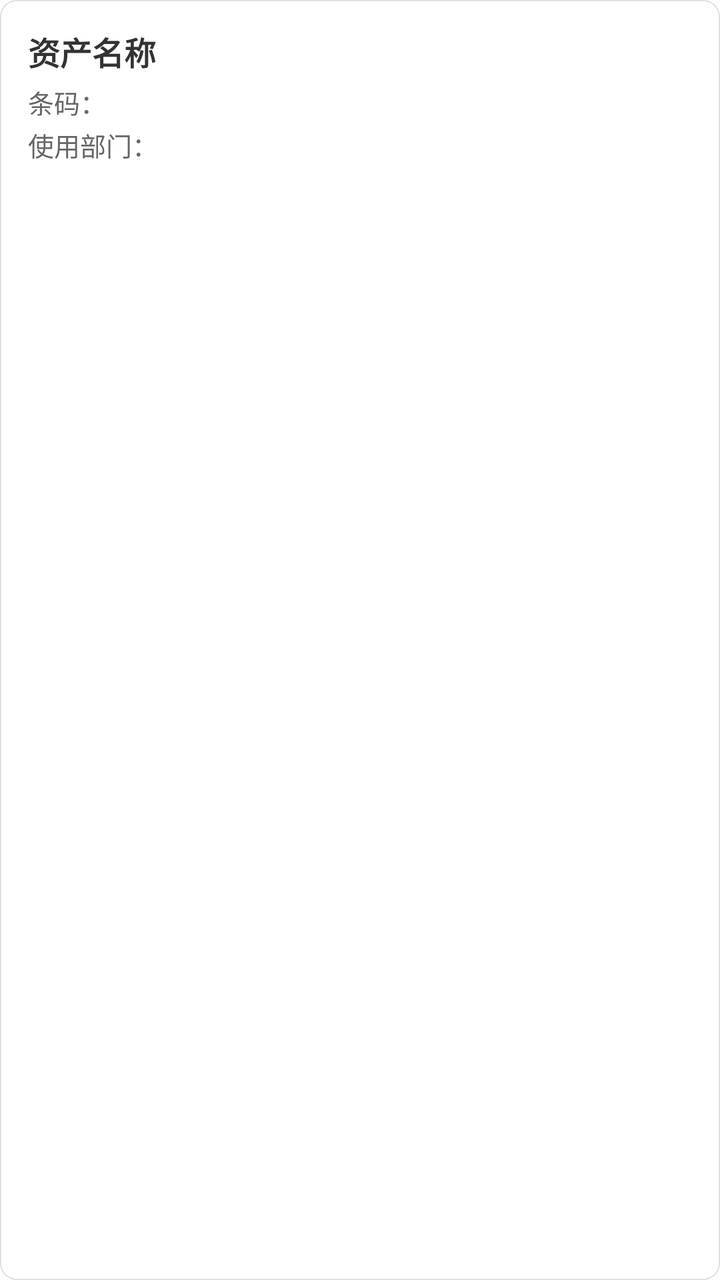
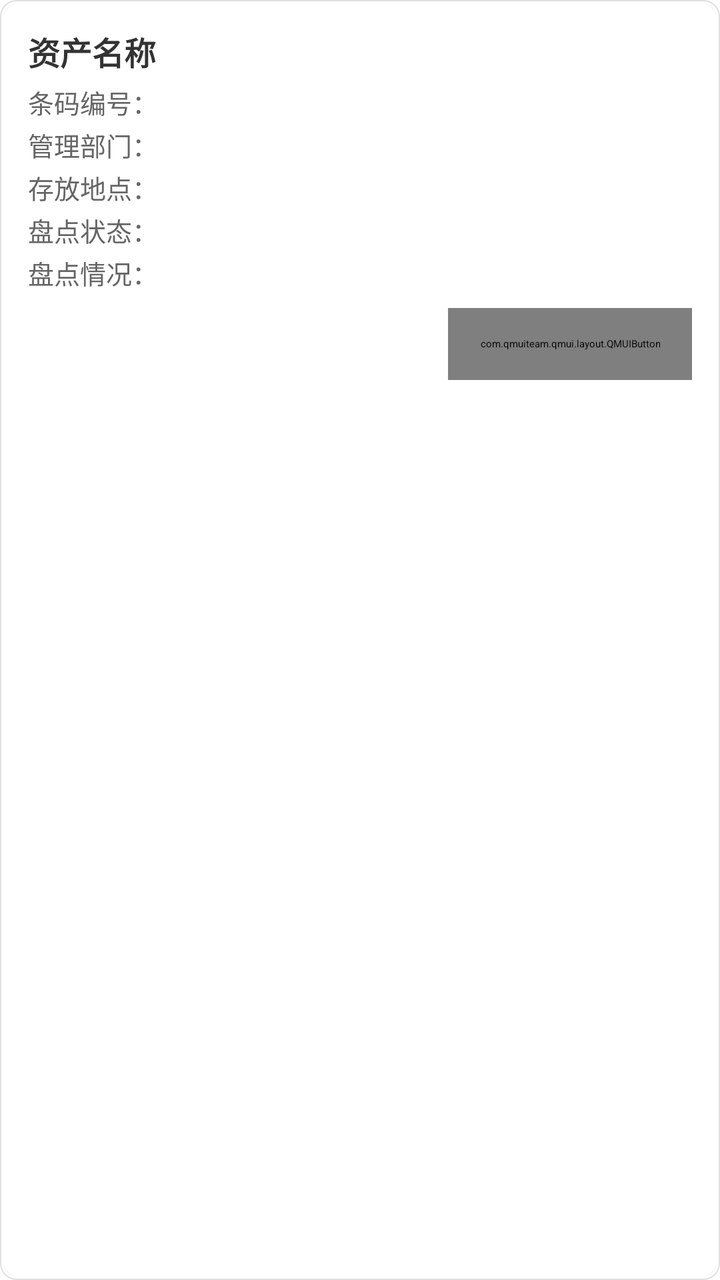

The first picture is an Android layout as it rendered before a commit; the second is the same layout after the commit. The layout source and the unified diff follow.
<!-- AndroidManifest.xml: application theme AppTheme -->
<!-- res/layout/item_rfid_tag.xml -->
<?xml version="1.0" encoding="utf-8"?>
<LinearLayout xmlns:android="http://schemas.android.com/apk/res/android"
    android:layout_width="match_parent"
    android:layout_height="wrap_content"
    android:layout_marginStart="12dp"
    android:layout_marginEnd="12dp"
    android:layout_marginTop="6dp"
    android:layout_marginBottom="6dp"
    android:background="@drawable/bg_card_white"
    android:orientation="vertical"
    android:padding="14dp">

    <LinearLayout
        android:layout_width="match_parent"
        android:layout_height="wrap_content"
        android:orientation="horizontal">

        <TextView
            android:id="@+id/tvTagName"
            android:layout_width="0dp"
            android:layout_height="wrap_content"
            android:layout_weight="1"
            android:text="资产名称"
            android:textColor="#333333"
            android:textSize="16sp"
            android:textStyle="bold" />

        <TextView
            android:id="@+id/tvTagRssi"
            android:layout_width="wrap_content"
            android:layout_height="wrap_content"
            android:text=""
            android:textColor="#9E9E9E"
            android:textSize="12sp" />
    </LinearLayout>

    <TextView
        android:id="@+id/tvTagBarcode"
        android:layout_width="match_parent"
        android:layout_height="wrap_content"
        android:layout_marginTop="4dp"
        android:text="条码："
        android:textColor="#666666"
        android:textSize="13sp" />

    <TextView
        android:id="@+id/tvTagDept"
        android:layout_width="match_parent"
        android:layout_height="wrap_content"
        android:layout_marginTop="2dp"
        android:text="使用部门："
        android:textColor="#666666"
        android:textSize="13sp" />
</LinearLayout>
<!-- resources referenced by this layout -->
<resources>
  <!-- drawable bg_card_white (drawable) -->
  <?xml version="1.0" encoding="utf-8"?>
  <shape xmlns:android="http://schemas.android.com/apk/res/android"
         android:shape="rectangle">
      <solid android:color="#FFFFFF" />
      <corners android:radius="8dp" />
      <stroke
              android:width="0.5dp"
              android:color="#E0E0E0" />
  </shape>
  <style name="AppTheme" parent="QMUI.Compat.NoActionBar">
          <item name="android:windowNoTitle">true</item>
          <item name="android:windowFullscreen">true</item>
          
          
          
          
          
          <item name="android:textAppearanceListItemSmall">@style/QDTextAppearanceListItemSmall</item>
          <item name="android:textAppearanceListItem">@style/QDtextAppearanceListItem</item>
          <item name="android:listPreferredItemHeight">?attr/qmui_list_item_height_higher</item>
          <item name="android:listPreferredItemHeightSmall">?attr/qmui_list_item_height</item>
  
          
          <item name="qmui_config_color_blue">@color/app_color_blue</item>
          <item name="qmui_round_btn_bg_color">@color/s_btn_blue_bg</item>
          <item name="qmui_round_btn_border_color">@color/s_btn_blue_border</item>
          <item name="qmui_round_btn_text_color">@color/s_btn_blue_text</item>
          <item name="qmui_content_spacing_horizontal">20dp</item>
          <item name="qmui_content_padding_horizontal">@dimen/qmui_content_spacing_horizontal</item>
  
          <item name="QMUITopBarStyle">@style/QDTopBar</item>
  
          
          <item name="app_primary_color">?attr/qmui_config_color_blue</item>
          <item name="app_content_bg_color">@color/qmui_config_color_white</item>
  
      </style>
  <style name="QDTextAppearanceListItemSmall">
          <item name="android:textColor">?attr/qmui_config_color_gray_4</item>
          <item name="android:textSize">16sp</item>
          <item name="android:background">?attr/qmui_s_list_item_bg_with_border_bottom_inset_left
          </item>
      </style>
  <style name="QDtextAppearanceListItem">
          <item name="android:textColor">?attr/qmui_config_color_black</item>
          <item name="android:textSize">18sp</item>
          <item name="android:background">?attr/qmui_s_list_item_bg_with_border_bottom_inset_left
          </item>
      </style>
  <color name="app_color_blue">#2196F3</color>
  <style name="QDTopBar" parent="QMUI.TopBar">
          <item name="qmui_topbar_bg_color">?attr/app_primary_color</item>
          <item name="qmui_topbar_title_color">@color/qmui_config_color_white</item>
          <item name="qmui_topbar_subtitle_color">@color/qmui_config_color_white</item>
          <item name="qmui_topbar_text_btn_color_state_list">@color/s_topbar_btn_color</item>
          <item name="qmui_topbar_height">48dp</item>
          <item name="qmui_topbar_image_btn_height">48dp</item>
      </style>
</resources>

<!-- the commit's change to res/layout/item_rfid_tag.xml (unified diff, before → after) -->
@@ -39,16 +39,89 @@
         android:layout_width="match_parent"
         android:layout_height="wrap_content"
         android:layout_marginTop="4dp"
-        android:text="条码："
+        android:text="条码编号："
         android:textColor="#666666"
         android:textSize="13sp" />
 
     <TextView
-        android:id="@+id/tvTagDept"
+        android:id="@+id/tvTagManageDept"
         android:layout_width="match_parent"
         android:layout_height="wrap_content"
         android:layout_marginTop="2dp"
-        android:text="使用部门："
+        android:text="管理部门："
         android:textColor="#666666"
         android:textSize="13sp" />
+
+    <TextView
+        android:id="@+id/tvTagLocation"
+        android:layout_width="match_parent"
+        android:layout_height="wrap_content"
+        android:layout_marginTop="2dp"
+        android:text="存放地点："
+        android:textColor="#666666"
+        android:textSize="13sp" />
+
+    <TextView
+        android:id="@+id/tvTagZt"
+        android:layout_width="match_parent"
+        android:layout_height="wrap_content"
+        android:layout_marginTop="2dp"
+        android:text="盘点状态："
+        android:textColor="#666666"
+        android:textSize="13sp" />
+
+    <TextView
+        android:id="@+id/tvTagPdzt"
+        android:layout_width="match_parent"
+        android:layout_height="wrap_content"
+        android:layout_marginTop="2dp"
+        android:text="盘点情况："
+        android:textColor="#666666"
+        android:textSize="13sp" />
+
+    <TextView
+        android:id="@+id/tvTagHint"
+        android:layout_width="match_parent"
+        android:layout_height="wrap_content"
+        android:layout_marginTop="6dp"
+        android:text=""
+        android:textColor="@color/inventory_count_red"
+        android:textSize="12sp"
+        android:visibility="gone" />
+
+    <LinearLayout
+        android:layout_width="match_parent"
+        android:layout_height="wrap_content"
+        android:layout_marginTop="8dp"
+        android:gravity="end"
+        android:orientation="horizontal">
+
+        <com.qmuiteam.qmui.layout.QMUIButton
+            android:id="@+id/btnTagModify"
+            android:layout_width="wrap_content"
+            android:layout_height="36dp"
+            android:minWidth="96dp"
+            android:minHeight="0dp"
+            android:paddingStart="16dp"
+            android:paddingEnd="16dp"
+            android:background="@drawable/bg_rounded_button"
+            android:text="修改"
+            android:textColor="@color/colorWhite"
+            android:textSize="14sp" />
+
+        <com.qmuiteam.qmui.layout.QMUIButton
+            android:id="@+id/btnTagChange"
+            android:layout_width="wrap_content"
+            android:layout_height="36dp"
+            android:layout_marginStart="12dp"
+            android:minWidth="96dp"
+            android:minHeight="0dp"
+            android:paddingStart="12dp"
+            android:paddingEnd="12dp"
+            android:background="@drawable/bg_rounded_button_red"
+            android:text="一键变更"
+            android:textColor="@color/colorWhite"
+            android:textSize="14sp"
+            android:visibility="gone" />
+    </LinearLayout>
 </LinearLayout>
<!-- resource entries referenced after the edit -->
@@ -1,5 +1,7 @@
 <!-- resources referenced by this layout -->
 <resources>
+  <color name="colorWhite">#F5F5F5</color>
+  <color name="inventory_count_red">#E53935</color>
   <!-- drawable bg_card_white (drawable) -->
   <?xml version="1.0" encoding="utf-8"?>
   <shape xmlns:android="http://schemas.android.com/apk/res/android"
@@ -9,6 +11,20 @@
       <stroke
               android:width="0.5dp"
               android:color="#E0E0E0" />
+  </shape>
+  <!-- drawable bg_rounded_button (drawable) -->
+  <?xml version="1.0" encoding="utf-8"?>
+  <shape xmlns:android="http://schemas.android.com/apk/res/android"
+         android:shape="rectangle">
+      <solid android:color="@color/primary_color" />
+      <corners android:radius="10dp" />
+  </shape>
+  <!-- drawable bg_rounded_button_red (drawable) -->
+  <?xml version="1.0" encoding="utf-8"?>
+  <shape xmlns:android="http://schemas.android.com/apk/res/android"
+      android:shape="rectangle">
+      <solid android:color="@color/inventory_count_red" />
+      <corners android:radius="10dp" />
   </shape>
   <style name="AppTheme" parent="QMUI.Compat.NoActionBar">
           <item name="android:windowNoTitle">true</item>
@@ -38,6 +54,7 @@
           <item name="app_content_bg_color">@color/qmui_config_color_white</item>
   
       </style>
+  <color name="primary_color">#2196F3</color>
   <style name="QDTextAppearanceListItemSmall">
           <item name="android:textColor">?attr/qmui_config_color_gray_4</item>
           <item name="android:textSize">16sp</item>
